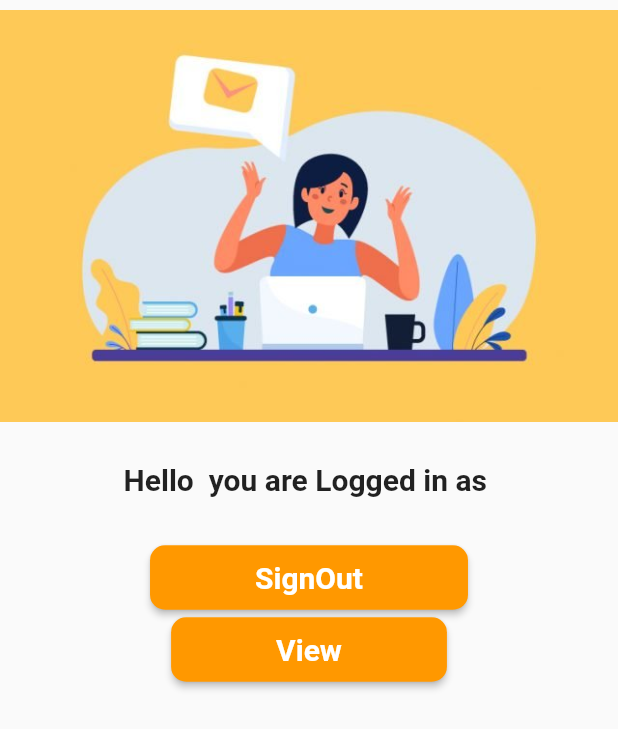
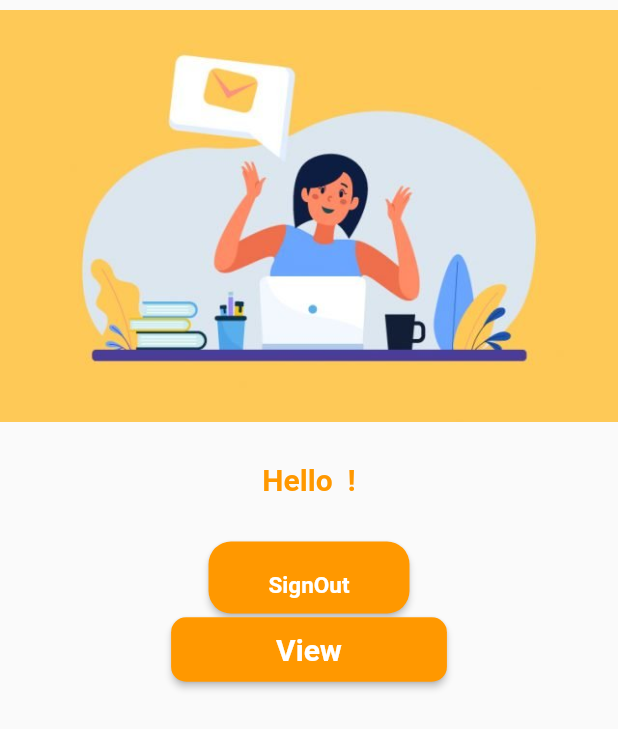
Before and after one commit to KavinduLiyanage/MyDiary-App, a Flutter app: the HomePage screen opened directly, on a phone screen of 412 x 824 dp. Shown: the top 729 px of the screen. Run offline on Flutter 3.47's test engine with Material 2 defaults, Android fonts, the phone set to English and light mode, and no system bars; our stand-ins replace animated_bottom_navigation_bar, cloud_firestore, date_format, firebase_auth, firebase_core, fl_chart and 3 more; accounts and stored records are empty.

Commit message:
splash_changed

```diff
--- a/lib/HomePage.dart
+++ b/lib/HomePage.dart
@@ -70,22 +70,24 @@ class _HomePageState extends State<HomePage> {
                   SizedBox(height: 20),
                   Container(
                     child: Text(
-                      "Hello ${user.displayName} you are Logged in as ${user.email}",
+                      "Hello ${user.displayName} !",
                       style: TextStyle(
-                          fontSize: 20.0, fontWeight: FontWeight.bold),
+                          fontSize: 20.0,
+                          fontWeight: FontWeight.bold,
+                          color: Colors.orange),
                     ),
                   ),
                   SizedBox(height: 30),
                   RaisedButton(
-                      padding: EdgeInsets.fromLTRB(70, 10, 70, 10),
+                      padding: EdgeInsets.fromLTRB(40, 20, 40, 10),
                       onPressed: signOut,
                       child: Text('SignOut',
                           style: TextStyle(
                               color: Colors.white,
-                              fontSize: 20.0,
+                              fontSize: 15.0,
                               fontWeight: FontWeight.bold)),
                       shape: RoundedRectangleBorder(
-                        borderRadius: BorderRadius.circular(10.0),
+                        borderRadius: BorderRadius.circular(15.0),
                       ),
                       color: Colors.orange),
                   RaisedButton(
--- a/lib/Login.dart
+++ b/lib/Login.dart
@@ -14,6 +14,7 @@ class _LoginState extends State<Login> {
 
   late String _email, _password;
 
+  //check authentification and navigate to HomePage
   checkAuthentification() async {
     // _auth.onAuthStateChanged.listen((user) {
     _auth.authStateChanges().listen((user) {
--- a/lib/SignUp.dart
+++ b/lib/SignUp.dart
@@ -14,12 +14,13 @@ class _SignUpState extends State<SignUp> {
 
   late String _email, _password, _name;
 
+  //Check authentication and navigate to the Login Screen
   checkAuthentification() async {
     // _auth.onAuthStateChanged.listen((user) async
     _auth.authStateChanges().listen((user) async {
       if (user != null) {
         Navigator.push(
-            context, MaterialPageRoute(builder: (context) => HomePage()));
+            context, MaterialPageRoute(builder: (context) => Login()));
       }
     });
   }
```
Also changed, not shown: lib/Start.dart (+2 -9 lines), 3 other files.
